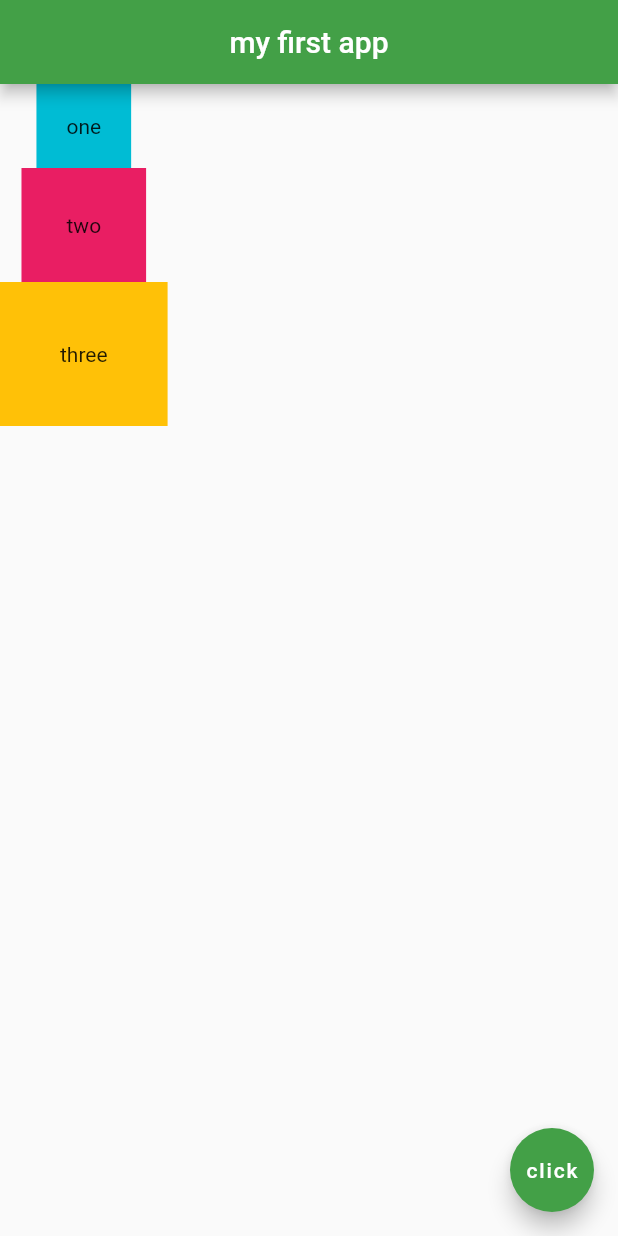
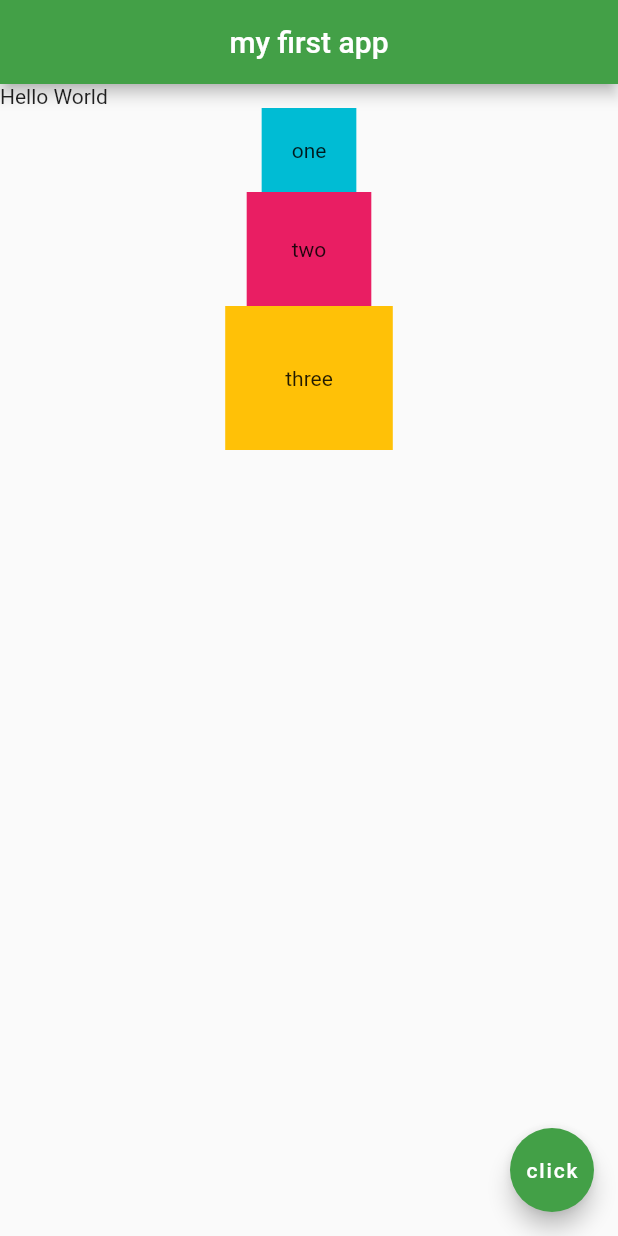
Before and after one commit to PasinduManeka/myapp, a Flutter app: the screen it shows after launch, on a phone screen of 412 x 824 dp. Run offline on Flutter 3.47's test engine with Material 2 defaults, Android fonts, the phone set to English and light mode, and no system bars.

Commit message:
Added row and column in the same.

```diff
--- a/lib/main.dart
+++ b/lib/main.dart
@@ -24,6 +24,12 @@ class Home extends StatelessWidget {
         mainAxisAlignment: MainAxisAlignment.start,
         crossAxisAlignment: CrossAxisAlignment.center,
         children: <Widget>[
+          Row(
+            children: <Widget>[
+              Text("Hello"),
+              Text(" World")
+            ],
+          ),
           Container(
             padding: EdgeInsets.all(20.0),
             color: Colors.cyan,
```
